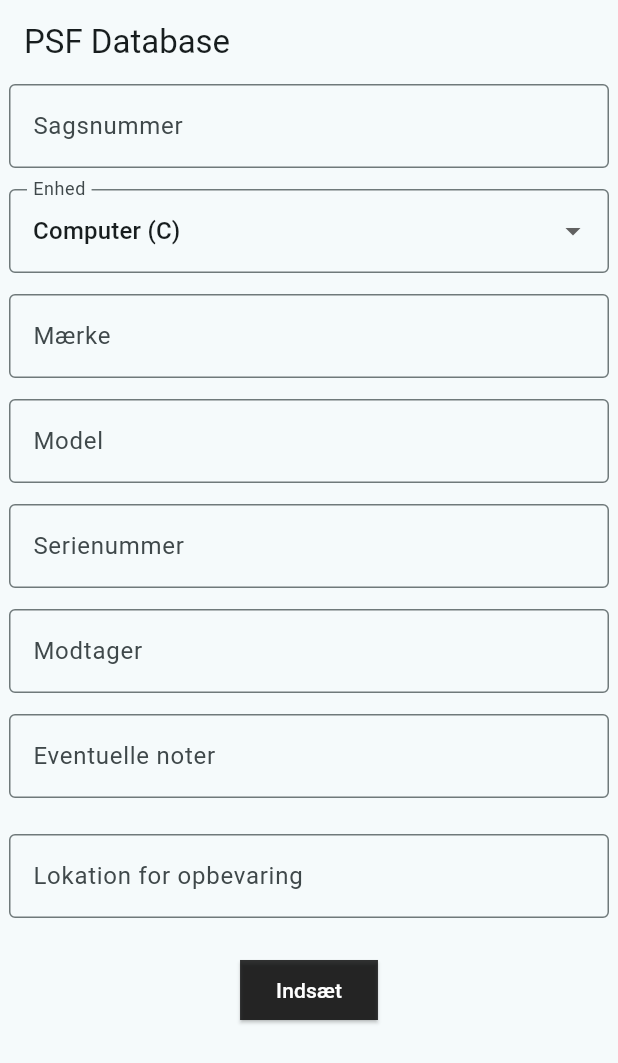
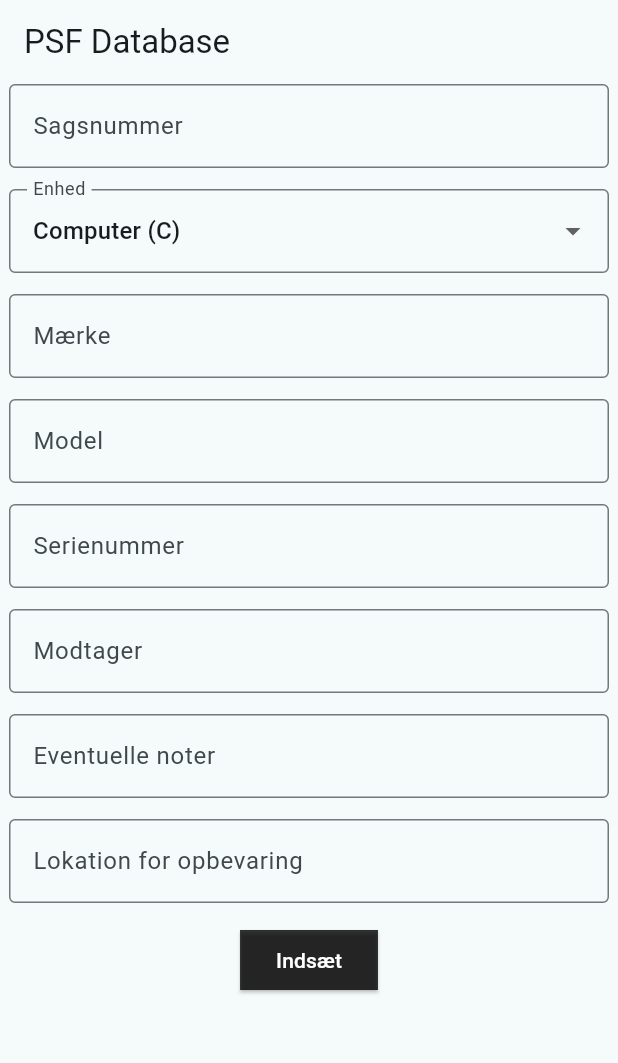
Before and after one commit to abeldenius/psd_db, a Flutter app: the screen it shows after launch, on a phone screen of 412 x 824 dp. Shown: the top 1063 px of the screen. Run offline on Flutter 3.47's test engine with Material 2 defaults, Android fonts, the light colour scheme and no system bars; Roboto replaces fonts that are missing (IBM).

Commit message:
Removed size height

```diff
--- a/lib/main.dart
+++ b/lib/main.dart
@@ -185,12 +185,12 @@ class _MyHomePageState extends State<MyHomePage> {
             buildCustomFormField(
                 'Eventuelle noter', controllers["Eventuelle noter"]!),
             const SizedBox(
-              height: 20,
+              height: 10,
             ),
             buildCustomFormField('Lokation for opbevaring',
                 controllers["Lokation for opbevaring"]!),
             const SizedBox(
-              height: 20,
+              height: 10,
             ),
             ElevatedButton(
               onPressed: () async {
```
